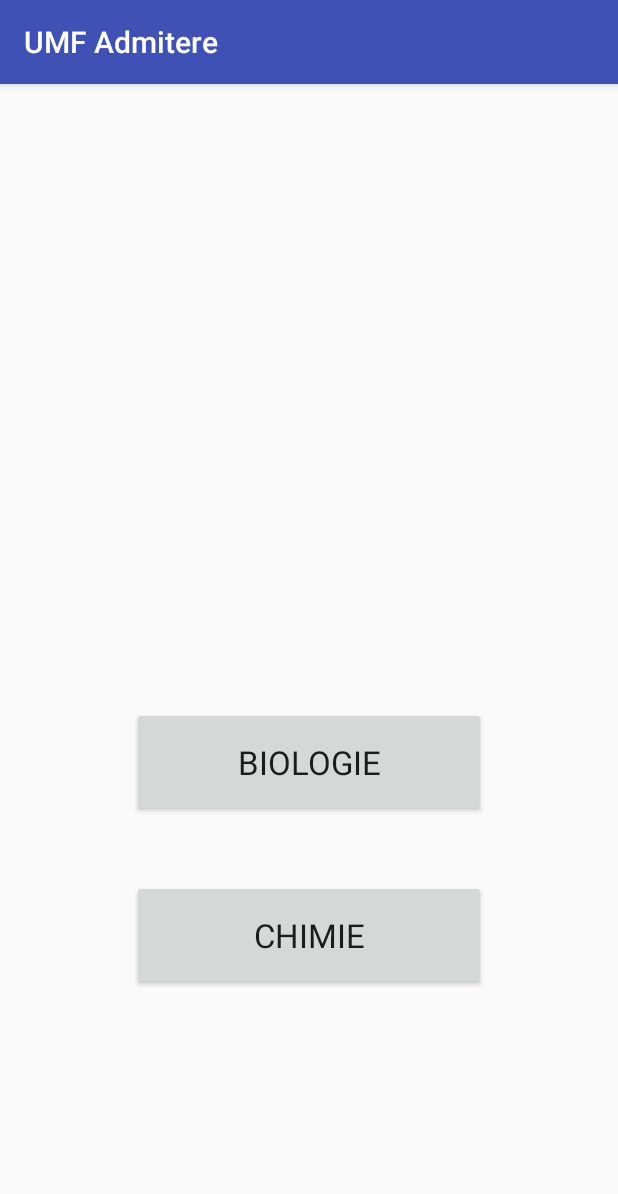
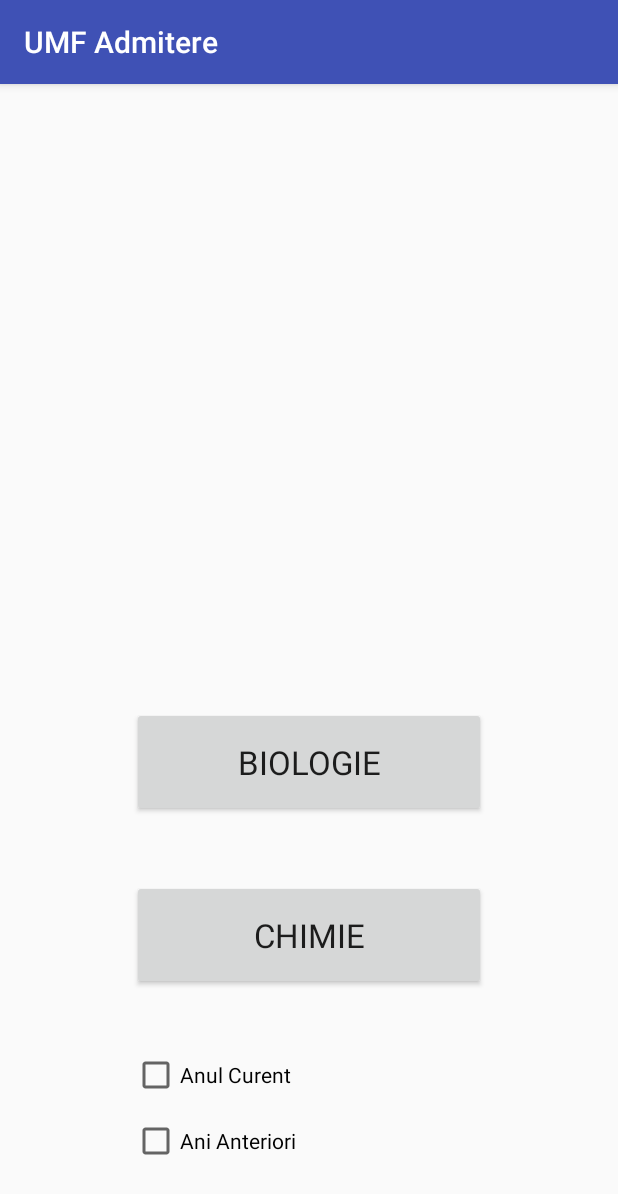
Before and after one commit to cipriann23/Android-App-UMF, an Android app: the screen it shows after launch (MainActivity), on a phone screen of 412 x 824 dp. Shown: the top 1194 px of the screen. Run offline under Robolectric (Android 15) with nearby library versions, the phone set to English and light mode, and no system bars.

Commit message:
Year selection

```diff
--- a/UMFAdmitere/app/src/main/java/com/example/nemto/umfadmitere/RandomQuestion.java
+++ b/UMFAdmitere/app/src/main/java/com/example/nemto/umfadmitere/RandomQuestion.java
@@ -19,14 +19,14 @@ public class RandomQuestion extends AppCompatActivity {
 
         // Get the Intent that started this activity and extract the string
         Intent intent = getIntent();
-        String category = intent.getStringExtra("name_key");
-
+        String category = intent.getStringExtra("category");
+        String year = intent.getStringExtra("year");
         // Capture the layout's TextView and set the string as its text
         TextView textView = (TextView) findViewById(R.id.textView);
         textView.setText(category);
 
         BackgroundWorker backgroundWorker = new BackgroundWorker(this);
-        backgroundWorker.execute("2017",category);
+        backgroundWorker.execute(year,category);
 
         ///////--------------------------------
 
--- a/UMFAdmitere/app/src/main/res/layout/activity_main.xml
+++ b/UMFAdmitere/app/src/main/res/layout/activity_main.xml
@@ -34,4 +34,28 @@
         android:layout_centerHorizontal="true"
         android:layout_marginBottom="164dp" />
 
+    <CheckBox
+        android:id="@+id/currentYear"
+        android:layout_width="wrap_content"
+        android:layout_height="wrap_content"
+        android:layout_alignEnd="@+id/buttonChimie"
+        android:layout_alignLeft="@+id/buttonChimie"
+        android:layout_alignParentBottom="true"
+        android:layout_alignRight="@+id/buttonChimie"
+        android:layout_alignStart="@+id/buttonChimie"
+        android:layout_marginBottom="91dp"
+        android:text="Anul Curent" />
+
+    <CheckBox
+        android:id="@+id/lastYears"
+        android:layout_width="wrap_content"
+        android:layout_height="wrap_content"
+        android:layout_alignEnd="@+id/currentYear"
+        android:layout_alignLeft="@+id/currentYear"
+        android:layout_alignRight="@+id/currentYear"
+        android:layout_alignStart="@+id/currentYear"
+        android:layout_alignTop="@+id/currentYear"
+        android:layout_marginTop="44dp"
+        android:text="Ani Anteriori" />
+
 </RelativeLayout>
```
Also changed, not shown: UMFAdmitere/app/src/main/java/com/example/nemto/umfadmitere/MainActivity.java (+35 -2 lines).
